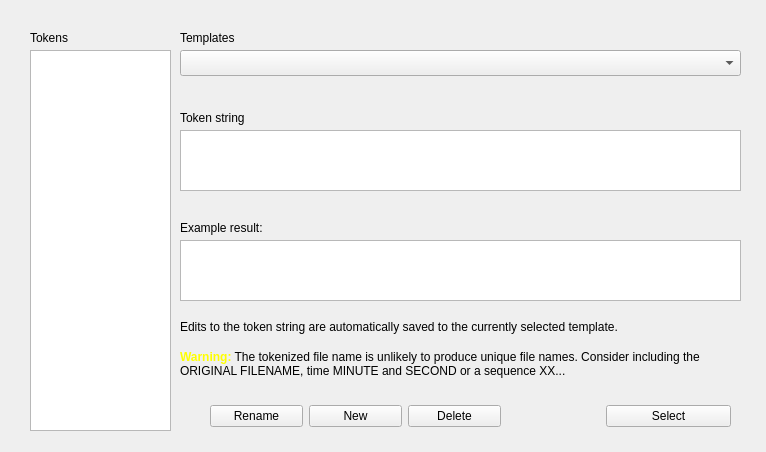
towhee/Winnow64, file Dialogs/tokendlg.ui: the form before one commit.
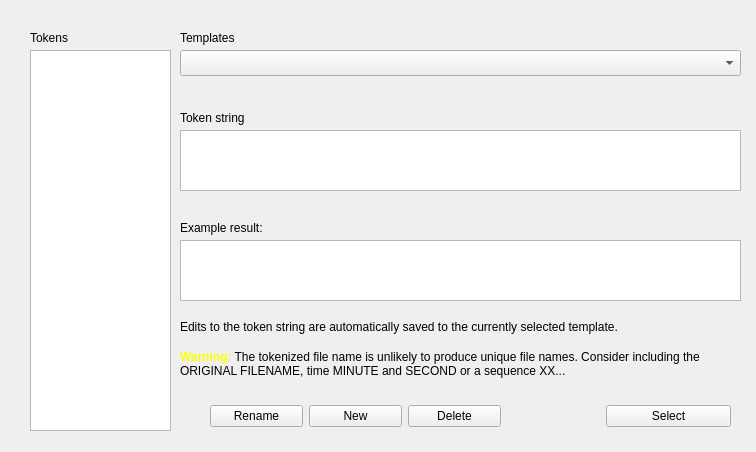
The form after the commit. Custom widgets are drawn as their Qt base class.

What changed in the file:
```diff
--- a/Dialogs/tokendlg.ui
+++ b/Dialogs/tokendlg.ui
@@ -6,7 +6,7 @@
    <rect>
     <x>0</x>
     <y>0</y>
-    <width>766</width>
+    <width>756</width>
     <height>452</height>
    </rect>
   </property>
```
